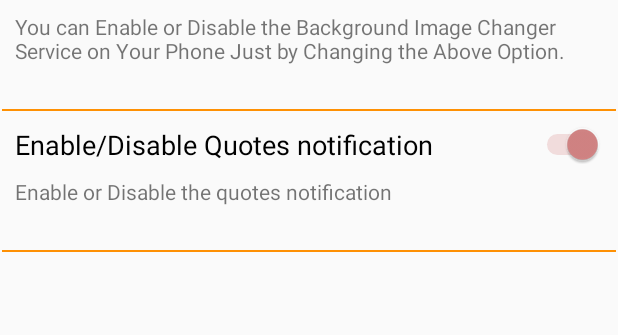
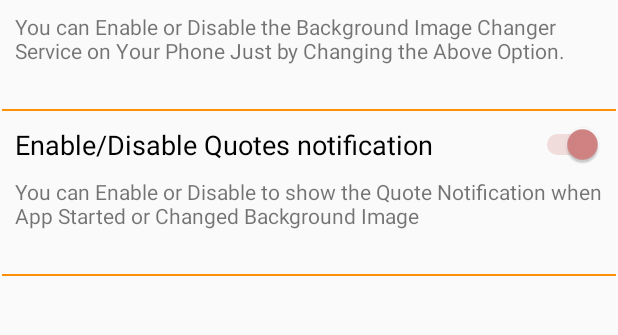
Before and after one commit to mustafapoya/dailyzekr, an Android app: the fragment SettingFragment shown on its own in the app's theme, on a phone screen of 412 x 824 dp, the part 140-475 px from its top. Run offline under Robolectric (Android 15) with nearby library versions, the phone set to English and light mode, and no system bars; our stand-ins replace AdMob.

Commit message:
notifications translations

```diff
--- a/app/src/main/java/com/ellia/dailyzekr/ui/setting/SettingFragment.java
+++ b/app/src/main/java/com/ellia/dailyzekr/ui/setting/SettingFragment.java
@@ -49,10 +49,10 @@ public class SettingFragment extends Fragment {
             public void onCheckedChanged(CompoundButton buttonView, boolean isChecked) {
                 if(isChecked == true) {
                     SharePreferences.getSharedPreferenceObject(context).setNotificationStatus(1);
-                    Toast.makeText(context, "The Quotes notification is enabled", Toast.LENGTH_SHORT).show();
+                    Toast.makeText(context, R.string.notification_enabled, Toast.LENGTH_SHORT).show();
                 } else {
                     SharePreferences.getSharedPreferenceObject(context).setNotificationStatus(0);
-                    Toast.makeText(context, "The Quotes notification id disabled", Toast.LENGTH_SHORT).show();
+                    Toast.makeText(context, R.string.notification_disabled, Toast.LENGTH_SHORT).show();
                 }
             }
         });
--- a/app/src/main/res/layout/fragment_setting.xml
+++ b/app/src/main/res/layout/fragment_setting.xml
@@ -68,7 +68,7 @@
         android:layout_marginStart="10dp"
         android:layout_marginTop="10dp"
         android:layout_marginEnd="10dp"
-        android:text="@string/enable_disable_quotes_notification"
+        android:text="@string/toggle_quote_notification"
         android:textSize="18sp"
         app:layout_constraintEnd_toEndOf="parent"
         app:layout_constraintStart_toStartOf="parent"
@@ -83,7 +83,7 @@
         android:layout_marginEnd="10dp"
         android:labelFor="@id/switchImageService"
         android:paddingBottom="5dp"
-        android:text="@string/enable_or_disable_the_quotes_notification"
+        android:text="@string/toggle_quote_notification_details"
         android:textAlignment="viewStart"
         app:layout_constraintEnd_toEndOf="parent"
         app:layout_constraintStart_toStartOf="parent"
--- a/app/src/main/res/values/strings.xml
+++ b/app/src/main/res/values/strings.xml
@@ -24,6 +24,8 @@
     <string name="reset_counter_message">Are you sure to Reset Counter?</string>
     <string name="yes">Yes</string>
     <string name="no">No</string>
-    <string name="enable_or_disable_the_quotes_notification">Enable or Disable the quotes notification</string>
-    <string name="enable_disable_quotes_notification">Enable/Disable Quotes notification</string>
+    <string name="toggle_quote_notification">Enable/Disable Quotes notification</string>
+    <string name="toggle_quote_notification_details">You can Enable or Disable to show the Quote Notification when App Started or Changed Background Image</string>
+    <string name="notification_enabled">Notification Enabled</string>
+    <string name="notification_disabled">Notification Disabled</string>
 </resources>
```
Also changed, not shown: 3 other files.
